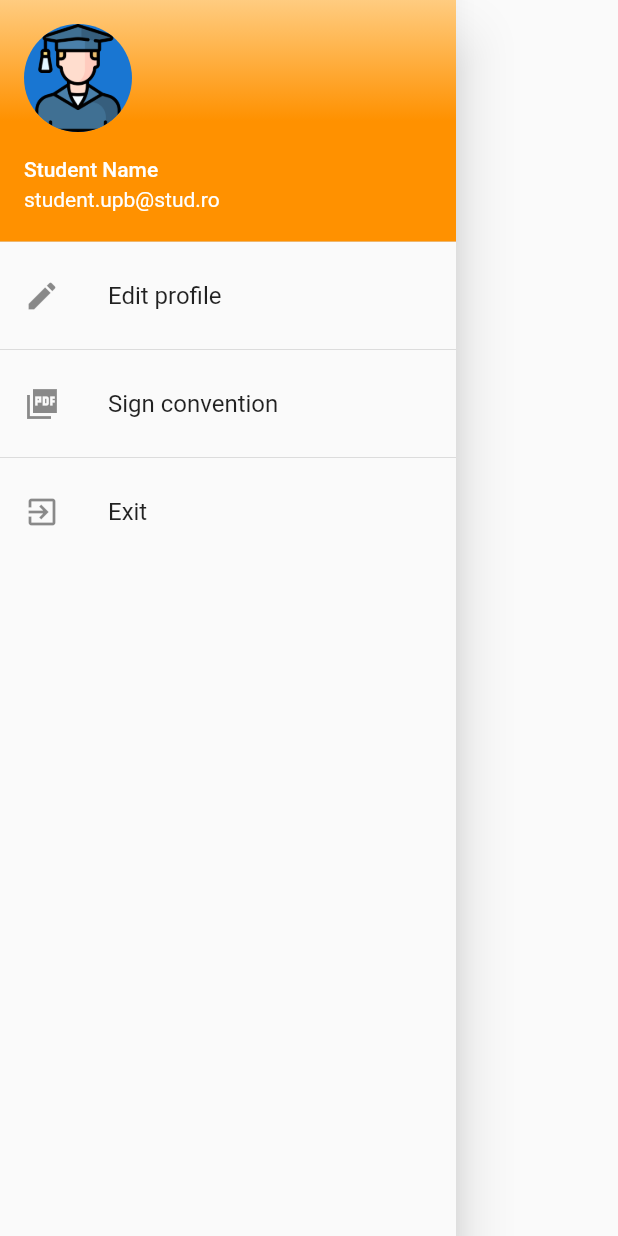
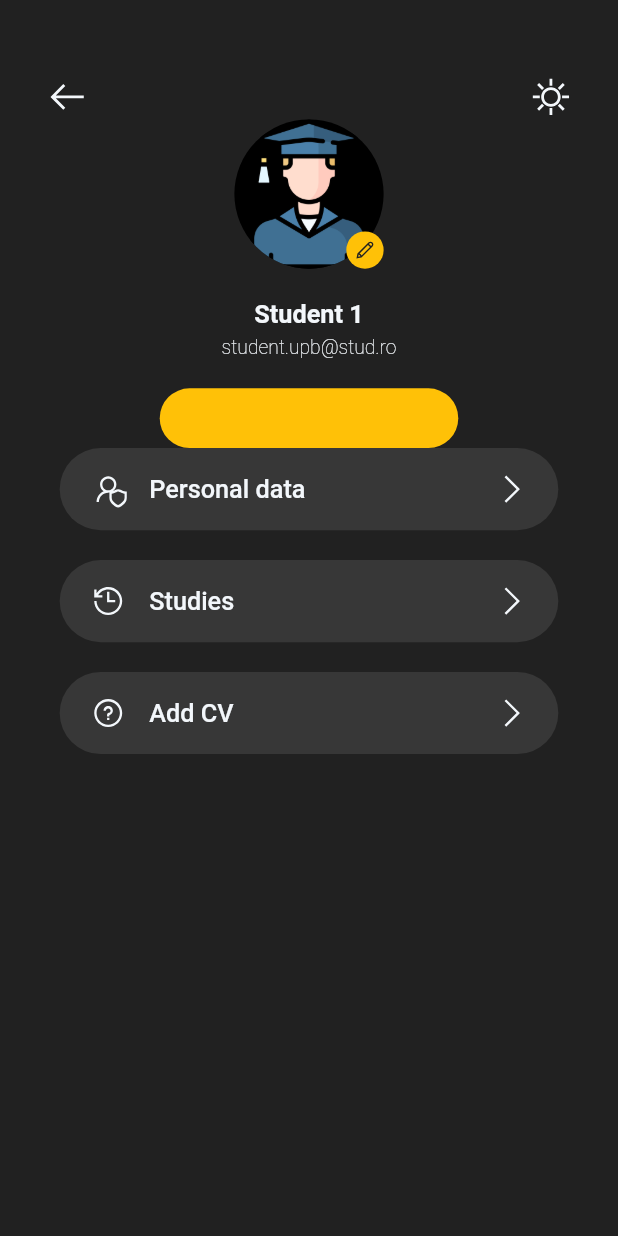
Before and after one commit to alexandra2607/Flutter-Internship-Management-System, a Flutter app: the NavigationBar widget shown alone on an empty page, opened directly, after a tap on "Edit profile", on a phone screen of 412 x 824 dp. Run offline on Flutter 3.47's test engine with Material 2 defaults, Android fonts, the phone set to English and light mode, and no system bars; our stand-ins replace animated_theme_switcher, cloud_firestore, firebase_auth, firebase_core, flushbar, flutter_screenutil and 6 more; missing offline and left inert: hover_effect; accounts and stored records are empty; Roboto replaces fonts that are missing (SFProText).

Commit message:
last shot

```diff
--- a/internship_management_system/lib/api/firebase_api.dart
+++ b/internship_management_system/lib/api/firebase_api.dart
@@ -1,6 +1,7 @@
 import 'package:cloud_firestore/cloud_firestore.dart';
 import 'package:internship_management_system/components/company/jobs/model/todo.dart';
 import 'package:internship_management_system/components/company/jobs/utils.dart';
+
 
 class FirebaseApi {
   static Future<String> createTodo(Todo todo) async {
--- a/internship_management_system/lib/components/company/home/nav_bar_company.dart
+++ b/internship_management_system/lib/components/company/home/nav_bar_company.dart
@@ -39,12 +39,6 @@ class NavigationBarCompany extends StatelessWidget {
           ),
           Divider(),
           ListTile(
-            leading: Icon(Icons.picture_as_pdf_sharp),
-            title: Text('Sign convention'),
-            onTap: () => {},
-          ),
-          Divider(),
-          ListTile(
             leading: Icon(Icons.exit_to_app),
             title: Text('Exit'),
             onTap: () => {
--- a/internship_management_system/lib/components/company/internship/services/database_services.dart
+++ b/internship_management_system/lib/components/company/internship/services/database_services.dart
@@ -26,7 +26,8 @@ class DatabaseService {
     if (snapshot != null) {
       return snapshot.docs.map((e) {
         return Todo(
-
+          title: e.get('title'),
+          isComplet: e.get('isComplet'),
           uid: e.id,
         );
       }).toList();
--- a/internship_management_system/lib/components/company/jobs/pages/home_page.dart
+++ b/internship_management_system/lib/components/company/jobs/pages/home_page.dart
@@ -57,10 +57,8 @@ class _HomePageState extends State<HomePage> {
                 return buildText('Something Went Wrong Try later');
               } else {
                 final todos = snapshot.data;
-
                 final provider = Provider.of<TodosProvider>(context);
                 provider.setTodos(todos);
-
                 return tabs[selectedIndex];
               }
           }
--- a/internship_management_system/lib/components/student/nav_bar.dart
+++ b/internship_management_system/lib/components/student/nav_bar.dart
@@ -1,4 +1,5 @@
 import 'package:flutter/material.dart';
+import 'package:internship_management_system/components/student/profile/profile_page.dart';
 import 'package:internship_management_system/screens/LogIn.dart';
 import 'package:internship_management_system/signature/main_signature.dart';
 
@@ -36,7 +37,8 @@ class NavigationBar extends StatelessWidget {
           ListTile(
             leading: Icon(Icons.edit),
             title: Text('Edit profile'),
-            onTap: () => {},
+            onTap: () => Navigator.push(context, MaterialPageRoute(builder: (context) => ProfilePage
+            ()),),
           ),
           Divider(),
           ListTile(
--- /dev/null
+++ b/internship_management_system/lib/components/student/profile/constants.dart
@@ -0,0 +1,60 @@
+import 'package:flutter/material.dart';
+import 'package:flutter_screenutil/flutter_screenutil.dart';
+
+const kSpacingUnit = 10;
+
+const kDarkPrimaryColor = Color(0xFF212121);
+const kDarkSecondaryColor = Color(0xFF373737);
+const kLightPrimaryColor = Color(0xFFFFFFFF);
+const kLightSecondaryColor = Color(0xFFF3F7FB);
+const kAccentColor = Color(0xFFFFC107);
+
+final kTitleTextStyle = TextStyle(
+  fontSize: ScreenUtil().setSp(kSpacingUnit.w * 1.7),
+  fontWeight: FontWeight.w600,
+);
+
+final kCaptionTextStyle = TextStyle(
+  fontSize: ScreenUtil().setSp(kSpacingUnit.w * 1.3),
+  fontWeight: FontWeight.w100,
+);
+
+final kButtonTextStyle = TextStyle(
+  fontSize: ScreenUtil().setSp(kSpacingUnit.w * 1.5),
+  fontWeight: FontWeight.w400,
+  color: kDarkPrimaryColor,
+);
+
+final kDarkTheme = ThemeData(
+  brightness: Brightness.dark,
+  fontFamily: 'SFProText',
+  primaryColor: kDarkPrimaryColor,
+  canvasColor: kDarkPrimaryColor,
+  backgroundColor: kDarkSecondaryColor,
+  accentColor: kAccentColor,
+  iconTheme: ThemeData.dark().iconTheme.copyWith(
+        color: kLightSecondaryColor,
+      ),
+  textTheme: ThemeData.dark().textTheme.apply(
+        fontFamily: 'SFProText',
+        bodyColor: kLightSecondaryColor,
+        displayColor: kLightSecondaryColor,
+      ),
+);
+
+final kLightTheme = ThemeData(
+  brightness: Brightness.light,
+  fontFamily: 'SFProText',
+  primaryColor: kLightPrimaryColor,
+  canvasColor: kLightPrimaryColor,
+  backgroundColor: kLightSecondaryColor,
+  accentColor: kAccentColor,
+  iconTheme: ThemeData.light().iconTheme.copyWith(
+        color: kDarkSecondaryColor,
+      ),
+  textTheme: ThemeData.light().textTheme.apply(
+        fontFamily: 'SFProText',
+        bodyColor: kDarkSecondaryColor,
+        displayColor: kDarkSecondaryColor,
+      ),
+);
--- /dev/null
+++ b/internship_management_system/lib/components/student/profile/profile_item.dart
@@ -0,0 +1,58 @@
+import 'package:flutter/material.dart';
+import 'package:flutter_screenutil/flutter_screenutil.dart';
+import 'package:internship_management_system/components/student/profile/constants.dart';
+import 'package:line_awesome_flutter/line_awesome_flutter.dart';
+
+
+class ProfileListItem extends StatelessWidget {
+  final IconData icon;
+  final String text;
+  final bool hasNavigation;
+
+  const ProfileListItem({
+    Key key,
+    this.icon,
+    this.text,
+    this.hasNavigation = true,
+  }) : super(key: key);
+
+  @override
+  Widget build(BuildContext context) {
+    return Container(
+      height: kSpacingUnit.w * 5.5,
+      margin: EdgeInsets.symmetric(
+        horizontal: kSpacingUnit.w * 4,
+      ).copyWith(
+        bottom: kSpacingUnit.w * 2,
+      ),
+      padding: EdgeInsets.symmetric(
+        horizontal: kSpacingUnit.w * 2,
+      ),
+      decoration: BoxDecoration(
+        borderRadius: BorderRadius.circular(kSpacingUnit.w * 3),
+        color: Theme.of(context).backgroundColor,
+      ),
+      child: Row(
+        children: <Widget>[
+          Icon(
+            this.icon,
+            size: kSpacingUnit.w * 2.5,
+          ),
+          SizedBox(width: kSpacingUnit.w * 1.5),
+          Text(
+            this.text,
+            style: kTitleTextStyle.copyWith(
+              fontWeight: FontWeight.w500,
+            ),
+          ),
+          Spacer(),
+          if (this.hasNavigation)
+            Icon(
+              LineAwesomeIcons.angle_right,
+              size: kSpacingUnit.w * 2.5,
+            ),
+        ],
+      ),
+    );
+  }
+}
--- /dev/null
+++ b/internship_management_system/lib/components/student/profile/profile_page.dart
@@ -0,0 +1,171 @@
+import 'package:animated_theme_switcher/animated_theme_switcher.dart';
+import 'package:flutter/material.dart';
+import 'package:flutter_screenutil/flutter_screenutil.dart';
+import 'package:internship_management_system/components/student/profile/constants.dart';
+import 'package:internship_management_system/components/student/profile/profile_item.dart';
+import 'package:line_awesome_flutter/line_awesome_flutter.dart';
+
+class ProfilePage extends StatelessWidget {
+  // This widget is the root of your application.
+  @override
+  Widget build(BuildContext context) {
+    return ThemeProvider(
+      initTheme: kDarkTheme,
+      child: Builder(
+
+        builder: (context) {
+          return MaterialApp(
+            debugShowCheckedModeBanner: false,
+            theme: ThemeProvider.of(context),
+            home: ProfileScreen(),
+          );
+        },
+      ),
+    );
+  }
+}
+
+class ProfileScreen extends StatelessWidget {
+  @override
+  Widget build(BuildContext context) {
+    ScreenUtil.init(context, height: 896, width: 414, allowFontScaling: true);
+
+    var profileInfo = Expanded(
+      child: Column(
+        children: <Widget>[
+          Container(
+            height: kSpacingUnit.w * 10,
+            width: kSpacingUnit.w * 10,
+            margin: EdgeInsets.only(top: kSpacingUnit.w * 3),
+            child: Stack(
+              children: <Widget>[
+                CircleAvatar(
+                  radius: kSpacingUnit.w * 5,
+                  backgroundImage: AssetImage('assets/images/graduated.png'),
+                ),
+                Align(
+                  alignment: Alignment.bottomRight,
+                  child: Container(
+                    height: kSpacingUnit.w * 2.5,
+                    width: kSpacingUnit.w * 2.5,
+                    decoration: BoxDecoration(
+                      color: Theme.of(context).accentColor,
+                      shape: BoxShape.circle,
+                    ),
+                    child: Center(
+                      heightFactor: kSpacingUnit.w * 1.5,
+                      widthFactor: kSpacingUnit.w * 1.5,
+                      child: Icon(
+                        LineAwesomeIcons.pen,
+                        color: kDarkPrimaryColor,
+                        size: ScreenUtil().setSp(kSpacingUnit.w * 1.5),
+                      ),
+                    ),
+                  ),
+                ),
+              ],
+            ),
+          ),
+          SizedBox(height: kSpacingUnit.w * 2),
+          Text(
+            'Student 1',
+            style: kTitleTextStyle,
+          ),
+          SizedBox(height: kSpacingUnit.w * 0.5),
+          Text(
+            'student.upb@stud.ro',
+            style: kCaptionTextStyle,
+          ),
+          SizedBox(height: kSpacingUnit.w * 2),
+          Container(
+            height: kSpacingUnit.w * 4,
+            width: kSpacingUnit.w * 20,
+            decoration: BoxDecoration(
+              borderRadius: BorderRadius.circular(kSpacingUnit.w * 3),
+              color: Theme.of(context).accentColor,
+            ),
+
+          ),
+        ],
+      ),
+    );
+
+    var themeSwitcher = ThemeSwitcher(
+      builder: (context) {
+        return AnimatedCrossFade(
+          duration: Duration(milliseconds: 200),
+          crossFadeState:
+              ThemeProvider.of(context).brightness == Brightness.dark
+                  ? CrossFadeState.showFirst
+                  : CrossFadeState.showSecond,
+          firstChild: GestureDetector(
+            onTap: () =>
+                ThemeSwitcher.of(context).changeTheme(theme: kLightTheme),
+            child: Icon(
+              LineAwesomeIcons.sun,
+              size: ScreenUtil().setSp(kSpacingUnit.w * 3),
+            ),
+          ),
+          secondChild: GestureDetector(
+            onTap: () =>
+                ThemeSwitcher.of(context).changeTheme(theme: kDarkTheme),
+            child: Icon(
+              LineAwesomeIcons.moon,
+              size: ScreenUtil().setSp(kSpacingUnit.w * 3),
+            ),
+          ),
+        );
+      },
+    );
+
+    var header = Row(
+      mainAxisAlignment: MainAxisAlignment.spaceBetween,
+      crossAxisAlignment: CrossAxisAlignment.start,
+      children: <Widget>[
+        SizedBox(width: kSpacingUnit.w * 3),
+        Icon(
+          LineAwesomeIcons.arrow_left,
+          size: ScreenUtil().setSp(kSpacingUnit.w * 3),
+        ),
+        profileInfo,
+        themeSwitcher,
+        SizedBox(width: kSpacingUnit.w * 3),
+      ],
+    );
+
+    return ThemeSwitchingArea(
+      child: Builder(
+        builder: (context) {
+          return Scaffold(
+            body: Column(
+              children: <Widget>[
+                SizedBox(height: kSpacingUnit.w * 5),
+                header,
+                Expanded(
+                  child: ListView(
+                    children: <Widget>[
+                      ProfileListItem(
+                        icon: LineAwesomeIcons.user_shield,
+                        text: 'Personal data',
+                      ),
+                      ProfileListItem(
+                        icon: LineAwesomeIcons.history,
+                        text: 'Studies',
+                      ),
+                      ProfileListItem(
+                        icon: LineAwesomeIcons.question_circle,
+                        text: 'Add CV',
+                      ),
+
+
+                    ],
+                  ),
+                )
+              ],
+            ),
+          );
+        },
+      ),
+    );
+  }
+}
--- a/internship_management_system/lib/screens/dean/create_student_account.dart
+++ b/internship_management_system/lib/screens/dean/create_student_account.dart
@@ -61,8 +61,6 @@ class _CreateStudentAccountState extends State<CreateStudentAccount> {
           Row(
           mainAxisAlignment: MainAxisAlignment.spaceAround,
           children: [
-
-
                InkWell(
                        onTap: () {
                          try {
@@ -78,7 +76,6 @@ class _CreateStudentAccountState extends State<CreateStudentAccount> {
                               }
                             }
                           }
-                          //add notification
                         },
                         child: Container(
 	                      height: 50,
@@ -93,7 +90,7 @@ class _CreateStudentAccountState extends State<CreateStudentAccount> {
 	                      ),
 	                      child:
                        Center(
-	                        child: Text("Login",
+	                        child: Text("Create Account",
                         style: TextStyle(color: Colors.white, fontWeight: FontWeight.bold),),
 	                      ),
 	                  ),
--- a/internship_management_system/lib/screens/dean/dean_home.dart
+++ b/internship_management_system/lib/screens/dean/dean_home.dart
@@ -3,6 +3,7 @@ import 'package:flutter_svg/flutter_svg.dart';
 import 'package:hover_effect/hover_effect.dart';
 import 'package:internship_management_system/screens/LogIn.dart';
 import 'package:internship_management_system/screens/dean/create_student_account.dart';
+import 'package:internship_management_system/screens/dean/listMentors.dart';
 import 'package:internship_management_system/signature/main_signature.dart';
 
 class DeanHome extends StatefulWidget {
@@ -158,7 +159,7 @@ class _DeanHomeState extends State<DeanHome> {
                             },
                             depth: 10,
                             depthColor: Colors.grey[500],
-                            onTap: () => print('Hello, World!'),
+                            onTap: () => Navigator.push(context, MaterialPageRoute(builder: (context) => ListMentors()),),
                             shadow: BoxShadow(color: Colors.black54, blurRadius: 10, spreadRadius: -20, offset: Offset(0, 40)),
                           ),
                         ),
--- a/internship_management_system/pubspec.yaml
+++ b/internship_management_system/pubspec.yaml
@@ -43,6 +43,10 @@ dev_dependencies:
   provider: ^5.0.0
   signature: ^4.1.1
   simple_animations: ^3.1.1
+  stream_transform: ^2.0.0
+  line_awesome_flutter: ^1.0.1
+  flutter_screenutil: ^1.0.2
+  animated_theme_switcher: ^1.0.5
 
 # For information on the generic Dart part of this file, see the
 # following page: https://dart.dev/tools/pub/pubspec
```
Also changed, not shown: internship_management_system/lib/components/company/internship/todo_list.dart (+5 -3 lines), internship_management_system/lib/screens/dean/listMentors.dart (added, +120 -0 lines), internship_management_system/pubspec.lock.
